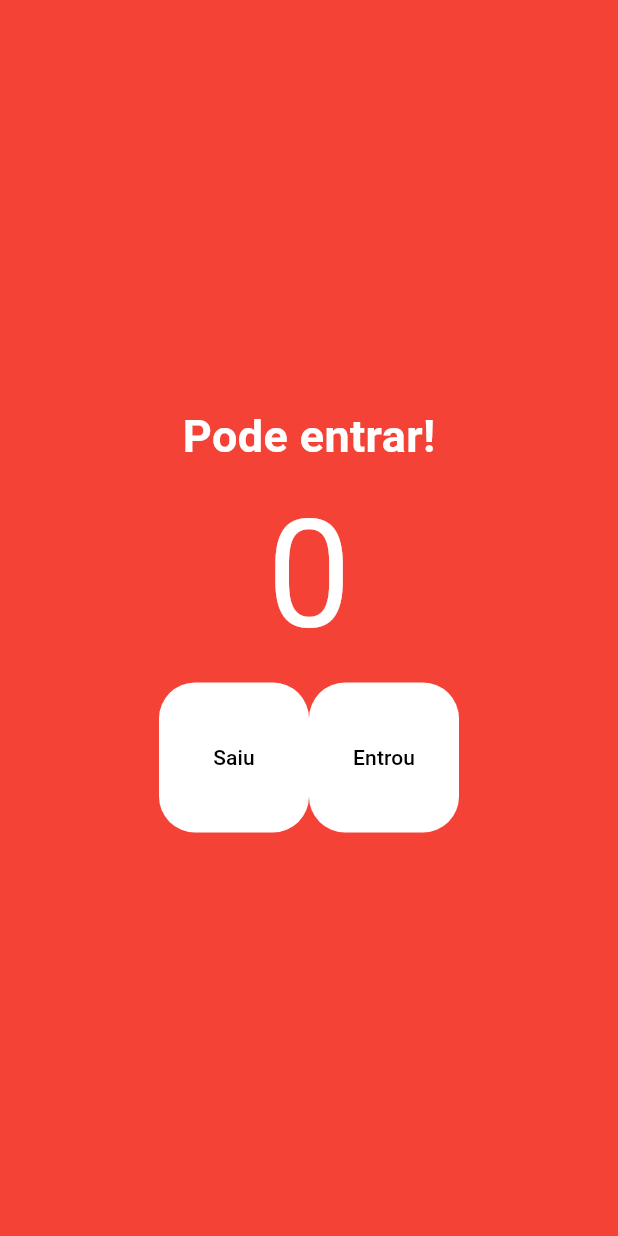
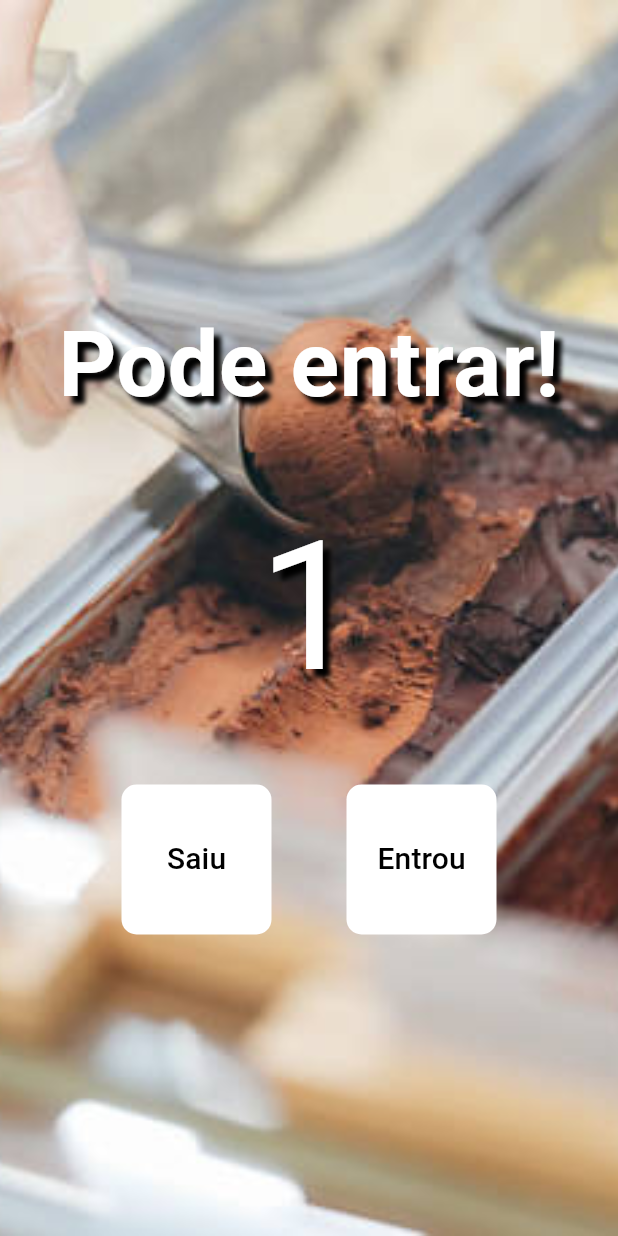
Before and after one commit to silviocastro006/EstudosFlutter, a Flutter app: the screen it shows after launch, after a tap on "Entrou", on a phone screen of 412 x 824 dp. Run offline on Flutter 3.47's test engine with Material 3 defaults, Android fonts, the light colour scheme and no system bars.

Commit message:
primeiro app

```diff
--- a/app_contador_pessoas/lib/main.dart
+++ b/app_contador_pessoas/lib/main.dart
@@ -1,85 +1,141 @@
+import 'dart:math';
+
 import 'package:flutter/material.dart';
 
 void main() {
-  runApp(Myapp());
+  runApp(MyApp());
 }
 
-class Myapp extends StatelessWidget {
-  const Myapp({super.key});
+class MyApp extends StatelessWidget {
+  const MyApp({super.key});
 
   @override
   Widget build(BuildContext context) {
-    return const MaterialApp(
+    return MaterialApp(
+      debugShowCheckedModeBanner: false,
       home: HomePage(),
     );
   }
 }
 
-class HomePage extends StatelessWidget {
+class HomePage extends StatefulWidget {
   const HomePage({super.key});
 
+  @override
+  State<HomePage> createState() => _HomePageState();
+}
+
+class _HomePageState extends State<HomePage> {
+  @override
+  int count = 0;
+
   void decrement() {
-    print("Decrement");
+    setState(() {
+      if(count < 0)
+    {
+      count==0;
+    }
+      count--;
+    });
+    print(count);
   }
 
   void increment() {
-    print("Increment");
+    setState(() {
+      if(count > 20)
+    {
+      count==20;
     }
+
+      count++;
+    });
+    print(count);
+  }
+
+  bool get isEmpty => count <= 0;
+  bool get isFull => count >= 20;
 
   @override
   Widget build(BuildContext context) {
     return Scaffold(
-      backgroundColor: Colors.red,
-      body: Column(
+      backgroundColor: const Color.fromARGB(255, 73, 73, 73),
+      body: Container(
+        decoration: BoxDecoration(
+          image: DecorationImage(
+            image: AssetImage('assets/imagens/fundo_contador.jpg'),
+            fit: BoxFit.cover,
+            ),
+        ),
+        child: Column(
           mainAxisAlignment: MainAxisAlignment.center,
           children: [
             Text(
-            "Pode entrar!",
+              isFull? "Lotado" : "Pode entrar!",
               style: TextStyle(
-              fontSize: 30,
-              color: Colors.white,
+                fontSize: 60,
+                color: isFull? Colors.red : Colors.white,
                 fontWeight: FontWeight.w700,
+                shadows: <Shadow>[
+                  Shadow(
+                    offset: Offset(5,5),
+                    blurRadius: 4,
+                    color: Colors.black,
+                  )
+                ],
               ),
             ),
-          Text(
-            "0",
+            Padding(
+              padding: EdgeInsets.all(32),
+              child: Text(
+                count.toString(),
                 style: TextStyle(
-              fontSize: 100,
+                  fontSize: 120,
                   color: Colors.white,
+                  shadows: <Shadow>[
+                  Shadow(
+                    offset: Offset(5,5),
+                    blurRadius: 4,
+                    color: Colors.black,
+                  )
+                ],
+                ),
               ),
             ),
             Row(
               mainAxisAlignment: MainAxisAlignment.center,
               children: [
                 TextButton(
-                onPressed: decrement,
+                  onPressed: isEmpty? null : decrement,
                   style: TextButton.styleFrom(
-                  backgroundColor: Colors.white,
-                  fixedSize: const Size(100,100),
+                    backgroundColor: isEmpty? Colors.white.withOpacity(0.2) : Colors.white,
+                    foregroundColor: Colors.red,
+                    fixedSize: const Size(100, 100),
                     shape: RoundedRectangleBorder(
-                    borderRadius: BorderRadius.circular(24)
-                  )
+                        borderRadius: BorderRadius.circular(10)),
                   ),
                   child: Text(
                     "Saiu",
                     style: TextStyle(
                       color: Colors.black,
+                      fontSize: 20,
                     ),
                   ),
                 ),
+                const SizedBox(width: 50),
                 TextButton(
-                onPressed: increment,
+                  onPressed: isFull ? null : increment,
                   style: TextButton.styleFrom(
-                  backgroundColor: Colors.white,
-                  fixedSize: const Size(100,100),
+                    backgroundColor: isFull ? Colors.white.withOpacity(0.2) : Colors.white,
+                    foregroundColor: Colors.green,
+                    fixedSize: const Size(100, 100),
                     shape: RoundedRectangleBorder(
-                    borderRadius: BorderRadius.circular(24)
-                  )
+                        borderRadius: BorderRadius.circular(10)),
                   ),
                   child: Text(
                     "Entrou",
                     style: TextStyle(
                       color: Colors.black,
+                      fontSize: 20,
                     ),
                   ),
                 ),
@@ -87,6 +143,7 @@ class HomePage extends StatelessWidget {
             ),
           ],
         ),
+      ),
     );
   }
 }
--- a/app_contador_pessoas/pubspec.yaml
+++ b/app_contador_pessoas/pubspec.yaml
@@ -62,6 +62,9 @@ flutter:
   #   - images/a_dot_burr.jpeg
   #   - images/a_dot_ham.jpeg
 
+  assets:
+    - assets/imagens/
+
   # An image asset can refer to one or more resolution-specific "variants", see
   # https://flutter.dev/to/resolution-aware-images
 
```
Also changed, not shown: app_contador_pessoas/assets/imagens/fundo_contador.jpg (added). Lines whose indentation alone changed are shown as unchanged.
